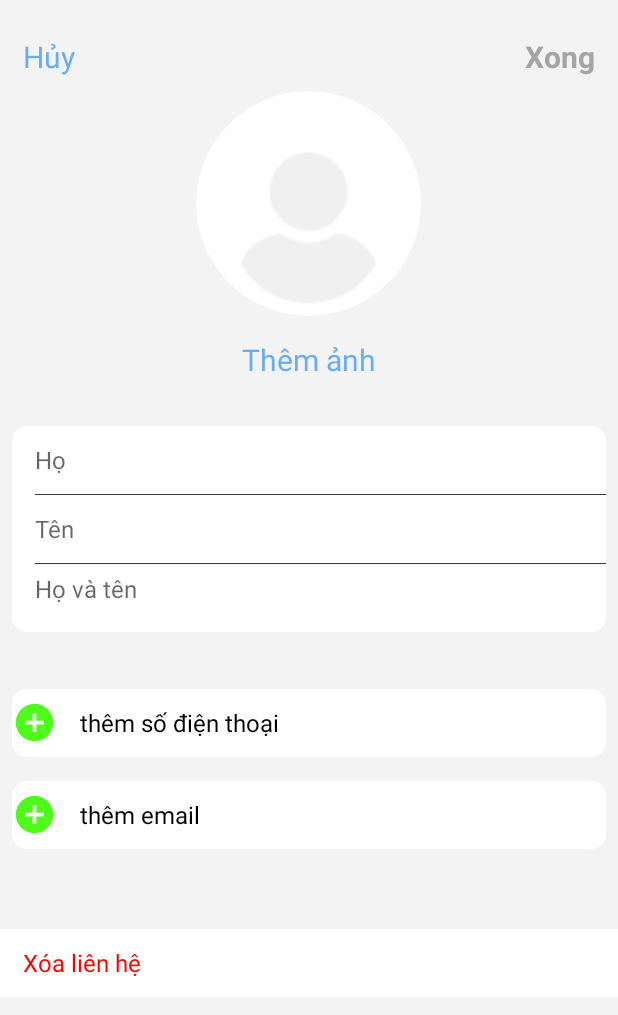
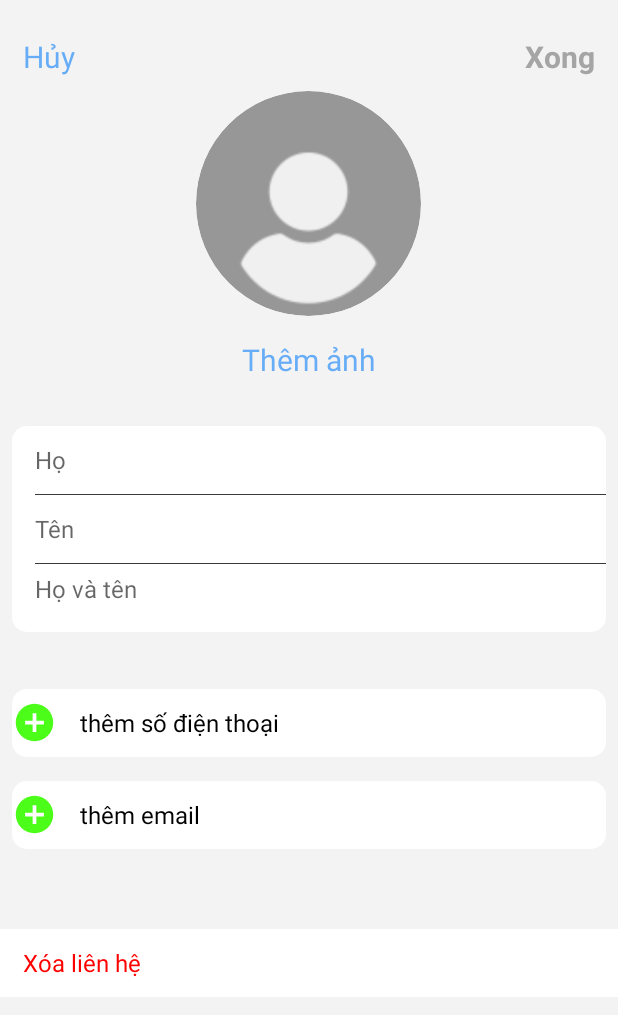
Before and after one commit to Lehuykchy/testIkameGlobal, an Android app: the EditContactActivity screen opened directly, with no data from a screen before it, on a phone screen of 412 x 824 dp. Shown: the top 1015 px of the screen. Run offline under Robolectric (Android 15) with nearby library versions, the phone set to English and light mode, and no system bars; 7 statements that could not run were skipped.

```diff
--- a/app/src/main/res/layout/contactdetails_activity.xml
+++ b/app/src/main/res/layout/contactdetails_activity.xml
@@ -64,6 +64,7 @@
                 android:layout_height="100dp"
                 android:layout_centerInParent="true"
                 android:foregroundGravity="center"
+                android:backgroundTint="#979797"
                 app:cardCornerRadius="50dp"
                 app:cardElevation="0dp">
 
@@ -72,7 +73,8 @@
                     android:layout_width="match_parent"
                     android:layout_height="match_parent"
                     android:scaleType="centerCrop"
-                    android:visibility="gone" />
+                    android:visibility="gone"
+                    android:src="@drawable/user"/>
 
                 <TextView
                     android:id="@+id/tv_detailscontactimg"
--- a/app/src/main/res/layout/editontact_activity.xml
+++ b/app/src/main/res/layout/editontact_activity.xml
@@ -51,14 +51,16 @@
             android:layout_centerInParent="true"
             android:foregroundGravity="center"
             app:cardCornerRadius="75dp"
-            app:cardElevation="0dp">
+            app:cardElevation="0dp"
+            android:backgroundTint="#979797">
 
             <ImageView
                 android:id="@+id/img_editcontact"
                 android:layout_width="match_parent"
                 android:layout_height="match_parent"
                 android:scaleType="centerCrop"
-                android:visibility="gone" />
+                android:visibility="gone"
+                android:src="@drawable/user"/>
 
 
             <TextView
--- a/app/src/main/res/layout/fragment_bottomsheetmore_addcontact.xml
+++ b/app/src/main/res/layout/fragment_bottomsheetmore_addcontact.xml
@@ -171,8 +171,9 @@
         <LinearLayout
             android:layout_width="match_parent"
             android:layout_height="wrap_content"
-            android:layout_margin="8dp"
-            android:layout_marginBottom="45dp"
+            android:layout_marginLeft="8dp"
+            android:layout_marginRight="8dp"
+            android:layout_marginBottom="30dp"
             android:background="@drawable/radius_12white"
             android:orientation="vertical">
 
```
Also changed, not shown: app/src/main/java/com/example/testikame/activity/ContactDetailsActivity.java (+9 -3 lines), app/src/main/java/com/example/testikame/activity/EditContactActivity.java (+10 -2 lines), app/src/main/java/com/example/testikame/adapter/ContactAdapter.java (+10 -2 lines).
